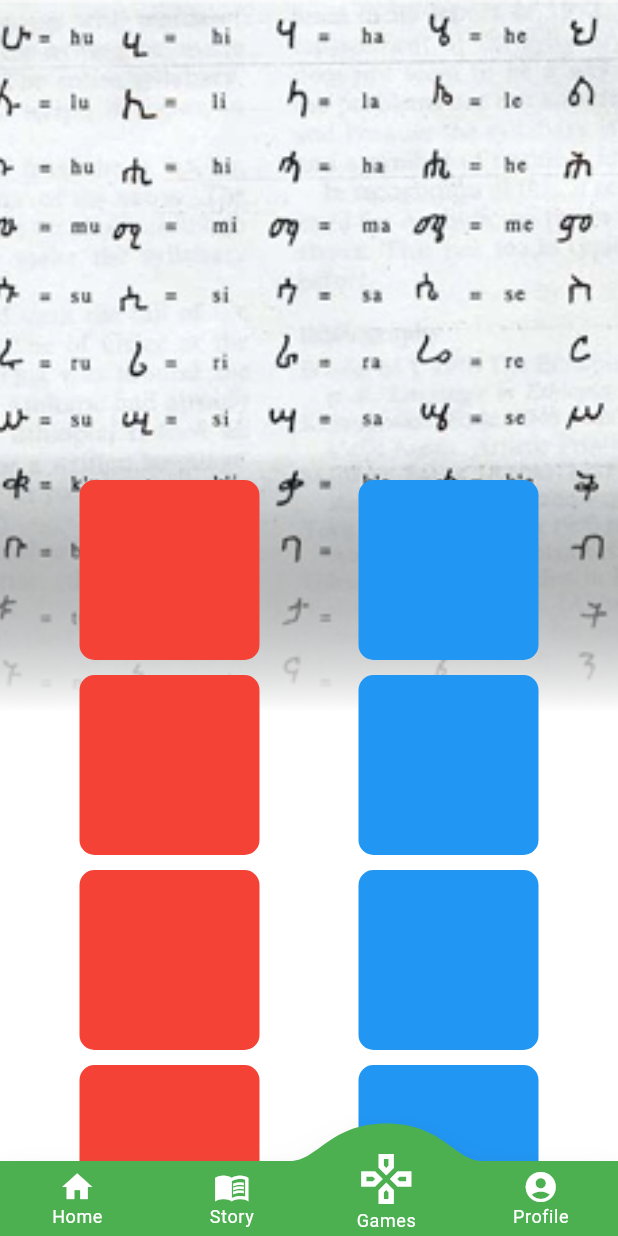
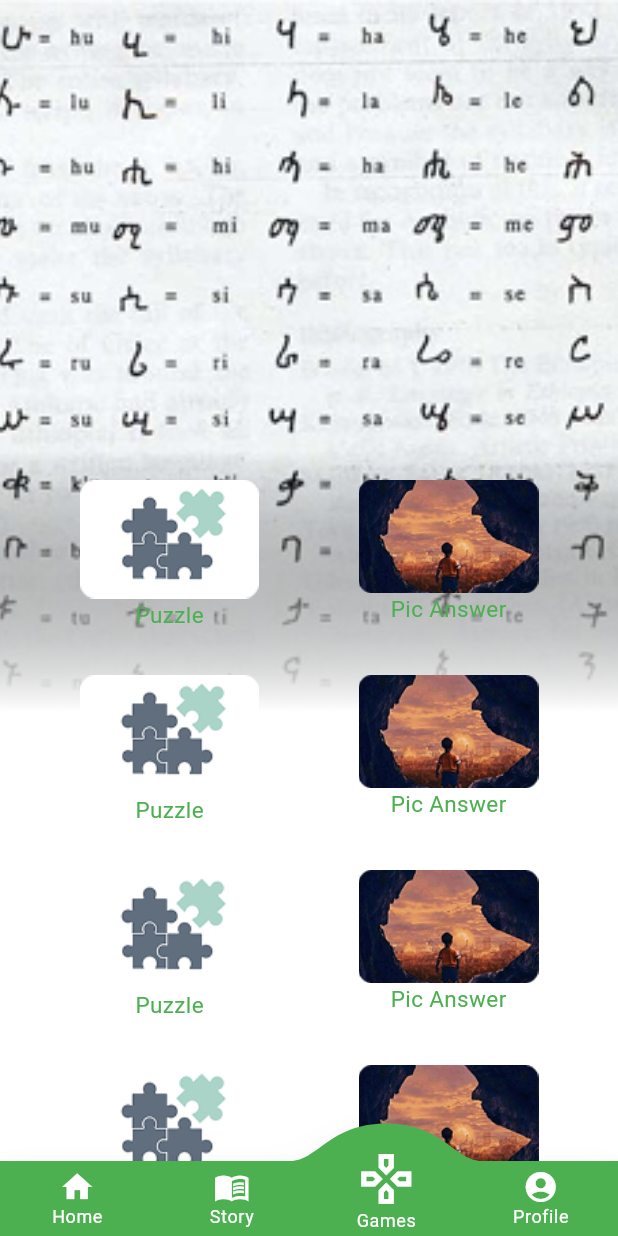
Before and after one commit to nahommb/edutainment-app, a Flutter app: the HomeScreen screen opened by its route, item 3 of the bottom bar chosen, on a phone screen of 412 x 824 dp. Run offline on Flutter 3.47's test engine with Material 3 defaults, Android fonts, the phone set to English and light mode, and no system bars; drawn by our look-alikes of convex_bottom_bar; our stand-ins replace hydrated_bloc, smooth_page_indicator.

Commit message:
update game screen

```diff
--- a/lib/presentation/screens/game_screen.dart
+++ b/lib/presentation/screens/game_screen.dart
@@ -46,30 +46,12 @@ class GameScreen extends StatelessWidget {
                     Row(
                       mainAxisAlignment: MainAxisAlignment.spaceAround,
                       children: [
-                        GestureDetector(
-                          onTap: (){
+                        gameChoose(context:context, imagepath:'assets/images/puzzle_image.png',gameName: 'Puzzle', onTap: (){
                             Navigator.pushNamed(context, PuzzleScreen.routeName);
-                          },
-                          child: Container(
-                            height: 120,
-                            width: 120,
-
-                            margin: EdgeInsets.only(bottom: 10),
-                            decoration: BoxDecoration(
-                              borderRadius: BorderRadius.circular(10),
-                              color: Colors.red,
-                            ),
-                          ),
-                        ),
-                        Container(
-                          height: 120,
-                          width: 120,
-                          margin: EdgeInsets.only(bottom: 10),
-                          decoration: BoxDecoration(
-                            borderRadius: BorderRadius.circular(10),
-                            color: Colors.blue,
-                          ),
-                        ),
+                        }),
+                        gameChoose(context:context, imagepath:'assets/images/pic_answer_image.png',gameName: 'Pic Answer', onTap: (){
+                          Navigator.pushNamed(context, PuzzleScreen.routeName);
+                        }),
                       ],
                     ),
                   itemCount: 10,),
@@ -82,3 +64,25 @@ class GameScreen extends StatelessWidget {
     );
   }
 }
+
+Widget gameChoose({context,imagepath,gameName,onTap}){
+
+  return GestureDetector(
+    onTap: onTap,
+    child: Container(
+      height: 120,
+      width: 120,
+      margin: EdgeInsets.only(bottom: 10),
+      decoration: BoxDecoration(
+        borderRadius: BorderRadius.circular(10),
+        // color: Colors.red,
+      ),
+      child: Column(
+        children: [
+          Image.asset(imagepath,fit: BoxFit.fitWidth,),
+          Text(gameName,style: TextStyle(fontSize: 15,color: AppColors.primary),),
+        ],
+      ),
+    ),
+  );
+}
```
Also changed, not shown: assets/images/pic_answer_image.png (added), assets/images/puzzle_image.png (added).
